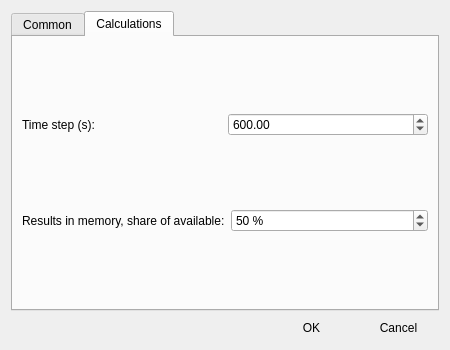
Before: the Qt Designer form pastrocore/gui_pyside/dialog_preferences.ui in Torward1024/pAstroCORE, drawn with Qt 5.
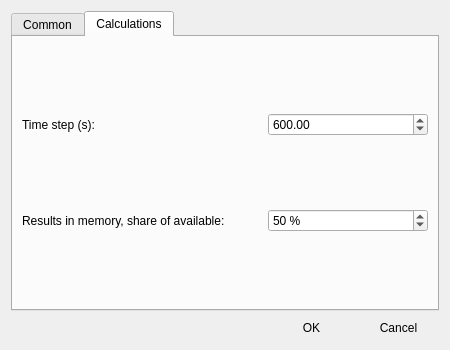
After: the same form once the commit is applied. The open tabs and pages were chosen to show the change. Icons and pictures are not drawn.

The edit to the form file:
```diff
--- a/pastrocore/gui_pyside/dialog_preferences.ui
+++ b/pastrocore/gui_pyside/dialog_preferences.ui
@@ -142,6 +142,12 @@
          </item>
          <item>
           <widget class="QDoubleSpinBox" name="timeStepSpin">
+           <property name="maximumSize">
+            <size>
+             <width>160</width>
+             <height>16777215</height>
+            </size>
+           </property>
            <property name="minimum">
             <double>1.000000000000000</double>
            </property>
@@ -166,6 +172,12 @@
          </item>
          <item>
           <widget class="QSpinBox" name="resultsMemorySpin">
+           <property name="maximumSize">
+            <size>
+             <width>160</width>
+             <height>16777215</height>
+            </size>
+           </property>
            <property name="toolTip">
             <string>Share of available memory the calculated results may occupy before the least recently used are dropped. They are read back from the project directory when needed again, so this costs a read rather than a recalculation.</string>
            </property>
```
